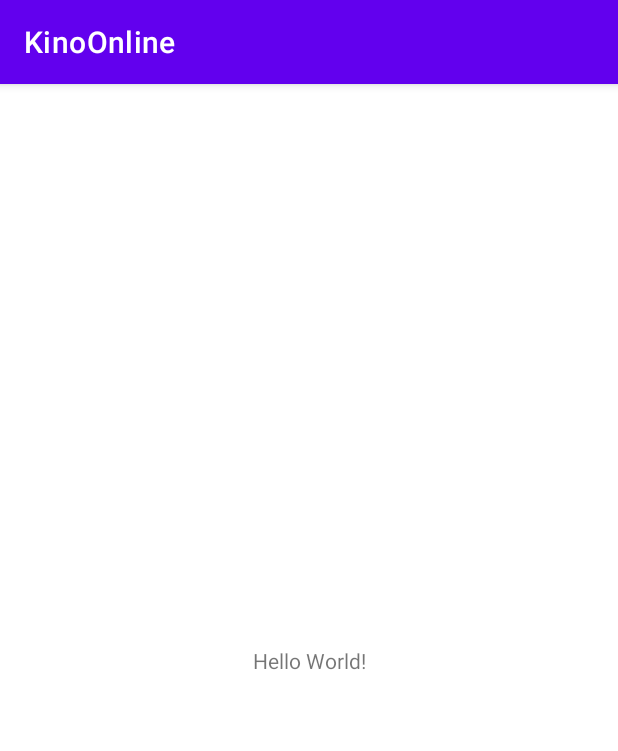
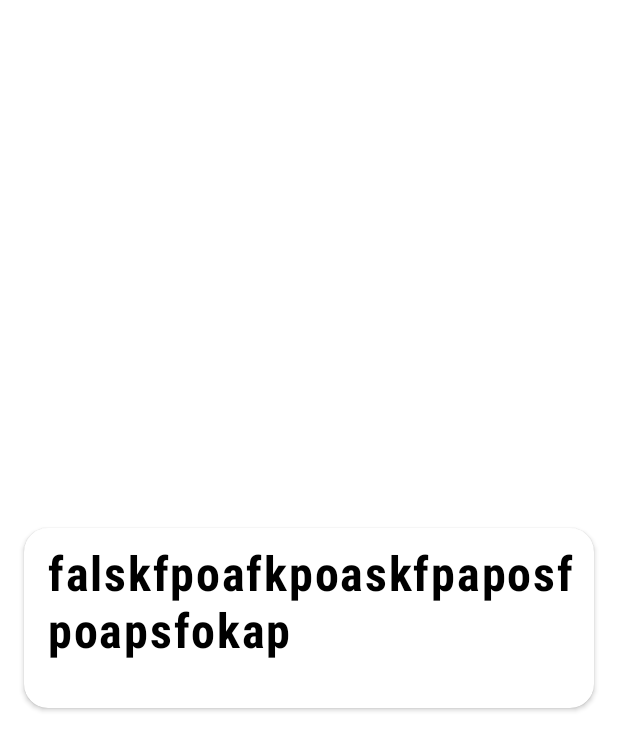
Before and after one commit to skull615d/KinoOnline, an Android app: the screen it shows after launch (MainActivity), on a phone screen of 412 x 824 dp. Shown: the top 751 px of the screen. Run offline under Robolectric (Android 15) with nearby library versions, the phone set to English and light mode, and no system bars.

Commit message:
Add light and night Themes

```diff
--- a/app/build.gradle
+++ b/app/build.gradle
@@ -40,6 +40,7 @@ dependencies {
     def view_binding_delegate_version = "1.5.1-beta01"
     def coroutines_version = "1.5.2"
     def lifecycle_version = "2.4.0-rc01"
+    def glide_version = "4.12.0"
 
     implementation 'androidx.core:core-ktx:1.6.0'
     implementation 'androidx.appcompat:appcompat:1.3.1'
@@ -50,8 +51,6 @@ dependencies {
     androidTestImplementation 'androidx.test.espresso:espresso-core:3.4.0'
     // Koin main features for Android (Scope,ViewModel ...)
     implementation "io.insert-koin:koin-android:$koin_version"
-    // Koin core features
-    implementation "io.insert-koin:koin-core:$koin_version"
     // Koin Java Compatibility
     implementation "io.insert-koin:koin-android-compat:$koin_version"
     // Retrofit
@@ -65,4 +64,6 @@ dependencies {
     implementation "androidx.lifecycle:lifecycle-viewmodel-ktx:$lifecycle_version"
     // LiveData
     implementation "androidx.lifecycle:lifecycle-livedata-ktx:$lifecycle_version"
+    // Glide
+    implementation "com.github.bumptech.glide:glide:$glide_version"
 }
--- a/app/src/main/AndroidManifest.xml
+++ b/app/src/main/AndroidManifest.xml
@@ -2,13 +2,16 @@
 <manifest xmlns:android="http://schemas.android.com/apk/res/android"
     package="com.ldev.kinoonline">
 
+    <uses-permission android:name="android.permission.INTERNET"/>
+
     <application
+        android:name=".App"
         android:allowBackup="true"
         android:icon="@mipmap/ic_launcher"
         android:label="@string/app_name"
         android:roundIcon="@mipmap/ic_launcher_round"
         android:supportsRtl="true"
-        android:theme="@style/Theme.KinoOnline">
+        android:theme="@style/AppTheme">
         <activity
             android:name=".MainActivity"
             android:exported="true">
--- /dev/null
+++ b/app/src/main/java/com/ldev/kinoonline/App.kt
@@ -0,0 +1,20 @@
+package com.ldev.kinoonline
+
+import android.app.Application
+import com.ldev.kinoonline.feature.di.appModule
+import org.koin.android.ext.koin.androidContext
+import org.koin.android.ext.koin.androidLogger
+import org.koin.core.context.startKoin
+import org.koin.dsl.module
+
+class App: Application() {
+
+    override fun onCreate() {
+        super.onCreate()
+        startKoin {
+            androidLogger()
+            androidContext(this@App)
+            module { appModule }
+        }
+    }
+}
--- a/app/src/main/java/com/ldev/kinoonline/MainActivity.kt
+++ b/app/src/main/java/com/ldev/kinoonline/MainActivity.kt
@@ -2,10 +2,20 @@ package com.ldev.kinoonline
 
 import androidx.appcompat.app.AppCompatActivity
 import android.os.Bundle
+import androidx.fragment.app.Fragment
+import com.ldev.kinoonline.feature.main_screen.ui.MoviesListFragment
 
 class MainActivity : AppCompatActivity() {
+
     override fun onCreate(savedInstanceState: Bundle?) {
         super.onCreate(savedInstanceState)
-        setContentView(R.layout.activity_main)
+        setFragment(MoviesListFragment())
+    }
+
+
+    private fun setFragment(fragment: Fragment) {
+        supportFragmentManager.beginTransaction()
+            .replace(android.R.id.content, fragment)
+            .commit()
     }
 }
--- a/app/src/main/java/com/ldev/kinoonline/feature/App.kt
+++ /dev/null
@@ -1,6 +0,0 @@
-package com.ldev.kinoonline.feature
-
-import android.app.Application
-
-class App: Application() {
-}
--- /dev/null
+++ b/app/src/main/java/com/ldev/kinoonline/feature/di/module.kt
@@ -0,0 +1,23 @@
+package com.ldev.kinoonline.feature.di
+
+import okhttp3.OkHttpClient
+import org.koin.dsl.module
+import retrofit2.Retrofit
+import retrofit2.converter.gson.GsonConverterFactory
+
+const val BASE_URL = "https://gist.githubusercontent.com/LukyanovAnatoliy/eca5141dedc79751b3d0b339649e06a3/raw/38f9419762adf27c34a3f052733b296385b6aa8d/"
+val appModule = module {
+
+    single {
+        OkHttpClient.Builder()
+            .build()
+    }
+
+    single {
+        Retrofit.Builder()
+            .addConverterFactory(GsonConverterFactory.create())
+            .baseUrl(BASE_URL)
+            .client(get())
+            .build()
+    }
+}
--- /dev/null
+++ b/app/src/main/java/com/ldev/kinoonline/feature/main_screen/di/module.kt
@@ -0,0 +1 @@
+package com.ldev.kinoonline.feature.main_screen.di
--- /dev/null
+++ b/app/src/main/java/com/ldev/kinoonline/feature/main_screen/ui/MoviesListFragment.kt
@@ -0,0 +1,14 @@
+package com.ldev.kinoonline.feature.main_screen.ui
+
+import android.os.Bundle
+import android.view.View
+import androidx.fragment.app.Fragment
+import com.ldev.kinoonline.R
+
+class MoviesListFragment: Fragment(R.layout.fragment_movies_list) {
+
+
+    override fun onViewCreated(view: View, savedInstanceState: Bundle?) {
+        super.onViewCreated(view, savedInstanceState)
+    }
+}
--- a/app/src/main/res/layout/activity_main.xml
+++ /dev/null
@@ -1,18 +0,0 @@
-<?xml version="1.0" encoding="utf-8"?>
-<androidx.constraintlayout.widget.ConstraintLayout xmlns:android="http://schemas.android.com/apk/res/android"
-    xmlns:app="http://schemas.android.com/apk/res-auto"
-    xmlns:tools="http://schemas.android.com/tools"
-    android:layout_width="match_parent"
-    android:layout_height="match_parent"
-    tools:context=".MainActivity">
-
-    <TextView
-        android:layout_width="wrap_content"
-        android:layout_height="wrap_content"
-        android:text="Hello World!"
-        app:layout_constraintBottom_toBottomOf="parent"
-        app:layout_constraintLeft_toLeftOf="parent"
-        app:layout_constraintRight_toRightOf="parent"
-        app:layout_constraintTop_toTopOf="parent" />
-
-</androidx.constraintlayout.widget.ConstraintLayout>
--- /dev/null
+++ b/app/src/main/res/layout/fragment_movies_list.xml
@@ -0,0 +1,31 @@
+<?xml version="1.0" encoding="utf-8"?>
+<androidx.constraintlayout.widget.ConstraintLayout xmlns:android="http://schemas.android.com/apk/res/android"
+    xmlns:app="http://schemas.android.com/apk/res-auto"
+    android:layout_width="match_parent"
+    android:layout_height="match_parent"
+    xmlns:tools="http://schemas.android.com/tools">
+
+    <androidx.cardview.widget.CardView
+        android:id="@+id/materialCardView"
+        style="@style/CardView"
+        android:layout_width="match_parent"
+        android:layout_height="120dp"
+        android:layout_marginHorizontal="16dp"
+        app:layout_constraintEnd_toEndOf="parent"
+        app:layout_constraintStart_toStartOf="parent"
+        app:layout_constraintTop_toTopOf="parent"
+        app:layout_constraintBottom_toBottomOf="parent"
+        app:cardCornerRadius="16dp">
+
+        <TextView
+            android:id="@+id/textView"
+            android:layout_width="match_parent"
+            android:layout_height="wrap_content"
+            android:layout_marginHorizontal="16dp"
+            android:layout_marginVertical="8dp"
+            android:layout_marginStart="16dp"
+            android:textAppearance="@style/H3Heading"
+            android:text="falskfpoafkpoaskfpaposfpoapsfokap" />
+    </androidx.cardview.widget.CardView>
+
+</androidx.constraintlayout.widget.ConstraintLayout>
--- a/app/src/main/res/values-night/themes.xml
+++ b/app/src/main/res/values-night/themes.xml
@@ -1,16 +1,30 @@
+<?xml version="1.0" encoding="utf-8"?>
 <resources xmlns:tools="http://schemas.android.com/tools">
-    <!-- Base application theme. -->
-    <style name="Theme.KinoOnline" parent="Theme.MaterialComponents.DayNight.DarkActionBar">
-        <!-- Primary brand color. -->
-        <item name="colorPrimary">@color/purple_200</item>
-        <item name="colorPrimaryVariant">@color/purple_700</item>
-        <item name="colorOnPrimary">@color/black</item>
-        <!-- Secondary brand color. -->
-        <item name="colorSecondary">@color/teal_200</item>
-        <item name="colorSecondaryVariant">@color/teal_200</item>
-        <item name="colorOnSecondary">@color/black</item>
-        <!-- Status bar color. -->
-        <item name="android:statusBarColor" tools:targetApi="l">?attr/colorPrimaryVariant</item>
-        <!-- Customize your theme here. -->
+
+    <style name="AppTheme" parent="BaseTheme">
+
+        <item name="android:statusBarColor">@color/background_medium_night</item>
+        <item name="android:navigationBarColor">@android:color/transparent</item>
+
+        <item name="colorPrimary">@color/background_medium_night</item>
+        <item name="colorSecondary">@color/background_medium_night</item>
+        <item name="colorAccent">@color/colorAccent</item>
+        <item name="colorOnPrimary">@color/white_100</item>
+
+        <!--  region Backgrounds  -->
+        <item name="colorSurfaceMain">@color/dark_700</item>
+        <item name="colorSurfaceAccent">@color/dark_600</item>
+        <item name="colorSurfaceNative">@color/dark_700</item>
+        <item name="colorSurfaceVariant">@color/dark_600</item>
+
+        <item name="android:colorBackground">@color/background_dark_night</item>
+        <item name="colorBackground">?android:colorBackground</item>
+        <item name="colorAccented">@color/white_100</item>
+
+        <item name="elevationOverlayEnabled">false</item>
+
+        <item name="android:windowLightStatusBar" tools:targetApi="m">false</item>
+
     </style>
+
 </resources>
--- a/app/src/main/res/values/colors.xml
+++ b/app/src/main/res/values/colors.xml
@@ -1,10 +1,46 @@
 <?xml version="1.0" encoding="utf-8"?>
 <resources>
-    <color name="purple_200">#FFBB86FC</color>
-    <color name="purple_500">#FF6200EE</color>
-    <color name="purple_700">#FF3700B3</color>
-    <color name="teal_200">#FF03DAC5</color>
-    <color name="teal_700">#FF018786</color>
-    <color name="black">#FF000000</color>
-    <color name="white">#FFFFFFFF</color>
+    <color name="colorPrimary">#04B97F</color>
+    <color name="colorPrimaryDark">#005D57</color>
+    <color name="colorAccent">#37EFBA</color>
+
+    <color name="background_light_night">#373741</color>
+    <color name="background_medium_night">#33333D</color>
+    <color name="background_dark_night">#26282F</color>
+
+    <color name="background_light">#005D57</color>
+    <color name="background_medium">#04B97F</color>
+    <color name="background_dark">#37EFBA</color>
+
+    <color name="green_500">#4CAF50</color>
+    <color name="red_900">#B71C1C</color>
+    <color name="yellow_900">#FFEB3B</color>
+
+    <color name="color_edit_text_background">#E0D6ED</color>
+
+    <color name="black_30">#4D000000</color>
+    <color name="black_70">#B3000000</color>
+    <color name="black_100">#000000</color>
+    <color name="white_80">#ccffffff</color>
+    <color name="white_100">#FFFFFF</color>
+
+    <color name="dark_900">#121214</color>
+    <color name="dark_800">#192024</color>
+    <color name="dark_700">#2A3136</color>
+    <color name="dark_600">#34414A</color>
+    <color name="dark_500">#4F4E57</color>
+    <color name="dark_400">#646370</color>
+    <color name="dark_300">#807F8A</color>
+    <color name="dark_200">#878594</color>
+
+    <color name="grey_900">#828D99</color>
+    <color name="grey_800">#ACAAB2</color>
+    <color name="grey_700">#A5AEB8</color>
+    <color name="grey_600">#CBC9D1</color>
+    <color name="grey_500">#C2CED1</color>
+    <color name="grey_400">#F2F2F2</color>
+    <color name="grey_300">#F4F5F6</color>
+    <color name="grey_200">#F7F7F7</color>
+
+    <color name="transparent">#00000000</color>
 </resources>
--- a/app/src/main/res/values/themes.xml
+++ b/app/src/main/res/values/themes.xml
@@ -1,16 +1,37 @@
-<resources xmlns:tools="http://schemas.android.com/tools">
-    <!-- Base application theme. -->
-    <style name="Theme.KinoOnline" parent="Theme.MaterialComponents.DayNight.DarkActionBar">
-        <!-- Primary brand color. -->
-        <item name="colorPrimary">@color/purple_500</item>
-        <item name="colorPrimaryVariant">@color/purple_700</item>
-        <item name="colorOnPrimary">@color/white</item>
-        <!-- Secondary brand color. -->
-        <item name="colorSecondary">@color/teal_200</item>
-        <item name="colorSecondaryVariant">@color/teal_700</item>
-        <item name="colorOnSecondary">@color/black</item>
-        <!-- Status bar color. -->
-        <item name="android:statusBarColor" tools:targetApi="l">?attr/colorPrimaryVariant</item>
-        <!-- Customize your theme here. -->
+<?xml version="1.0" encoding="utf-8"?>
+<resources>
+
+    <style name="BaseTheme" parent="Theme.MaterialComponents.DayNight.NoActionBar" />
+
+    <style name="AppTheme" parent="BaseTheme.Light">
+        <item name="android:statusBarColor">@color/colorPrimary</item>
     </style>
+
+    <style name="BaseTheme.Light">
+        <item name="colorPrimary">@color/background_medium</item>
+        <item name="colorSecondary">@color/colorPrimary</item>
+        <item name="colorOnPrimary">@color/white_100</item>
+        <item name="colorAccent">@color/colorAccent</item>
+
+        <item name="colorSurfaceMain">@color/white_100</item>
+        <item name="colorSurfaceAccent">@color/grey_200</item>
+        <item name="colorSurfaceNative">@color/grey_400</item>
+        <item name="colorSurfaceVariant">@color/white_100</item>
+
+        <!--  Assign system colorBackground to set default background for the dialogs, bottom sheets  -->
+        <item name="android:colorBackground">@color/white_100</item>
+        <item name="colorBackground">?android:colorBackground</item>
+        <item name="colorAccented">@color/black_100</item>
+
+        <item name="colorOnSurfaceFirstPriority">@color/dark_900</item>
+        <item name="colorOnSurfaceHighEmphasis">@color/dark_500</item>
+        <item name="colorOnSurfaceMediumEmphasis">@color/dark_300</item>
+        <item name="colorOnSurfaceDisabled">@color/grey_800</item>
+        <item name="colorOnSurfaceOutline">@color/grey_400</item>
+        <item name="colorOnSurfaceAccent">@color/dark_900</item>
+
+        <!--  Assign system colorSurface to set default background for components, such as cards, sheets, and menus.  -->
+        <item name="colorSurface">?attr/colorSurfaceMain</item>
+    </style>
+
 </resources>
```
Also changed, not shown: app/src/main/res/values/attrs.xml (added, +26 -0 lines), app/src/main/res/values/styles.xml (added, +99 -0 lines).
